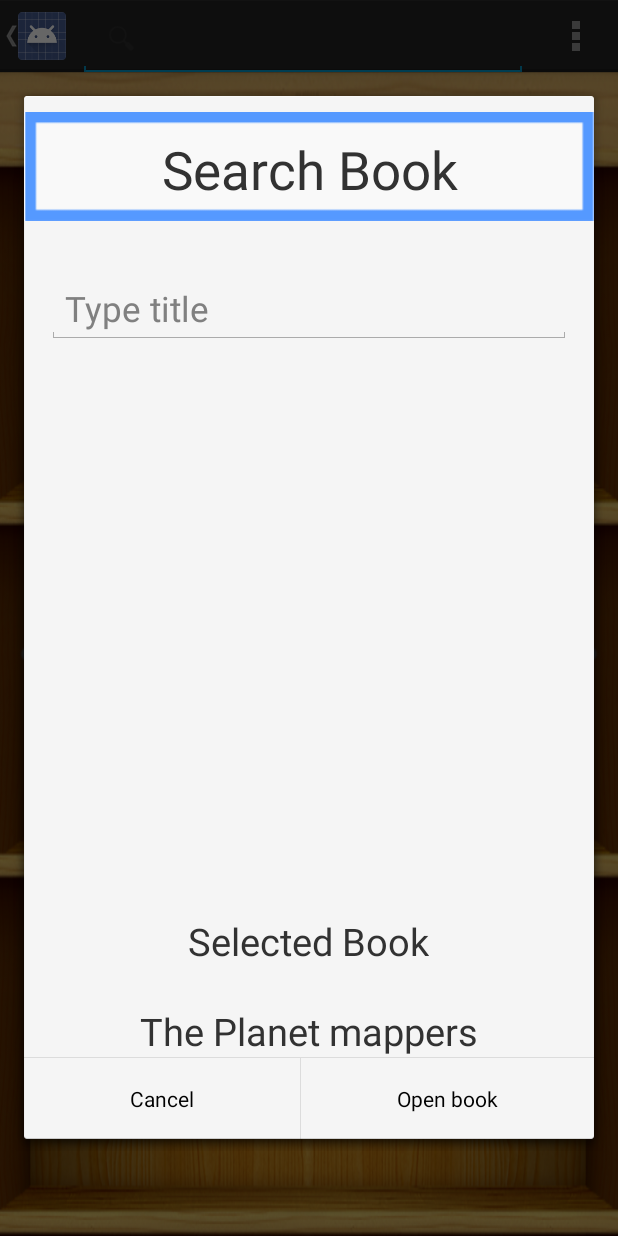
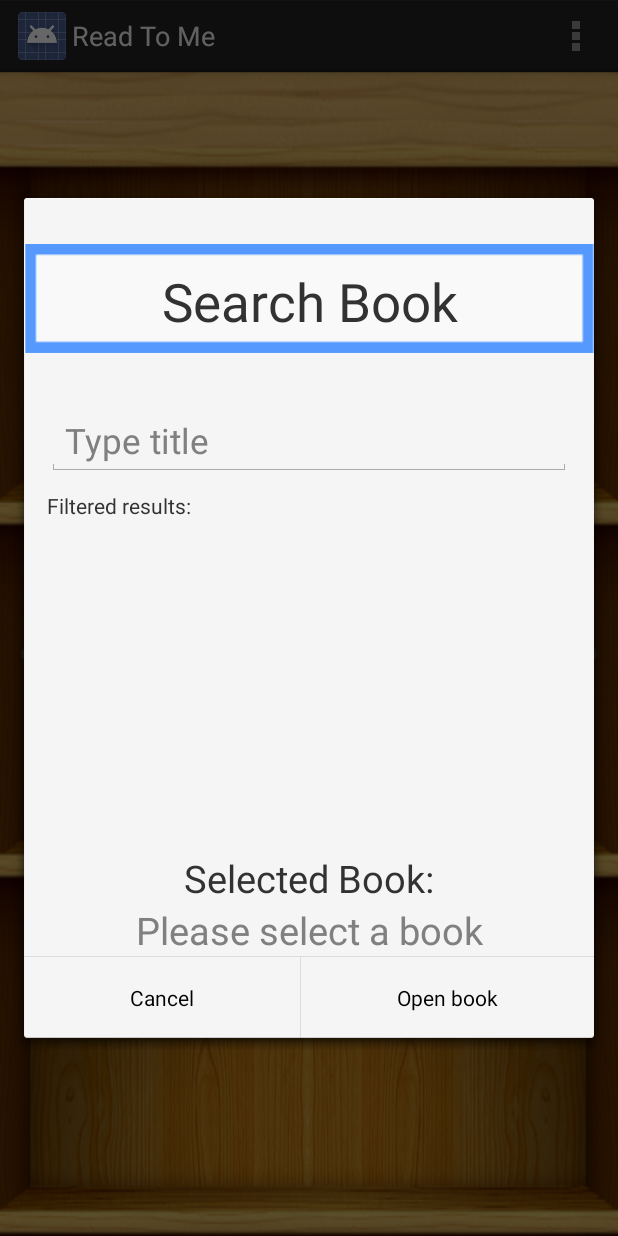
Before and after one commit to sam321pbs/ReadToMe, an Android app: the screen it shows after launch (MyLibraryActivity), in the options menu, after a tap on "Search book", on a phone screen of 412 x 824 dp. Run offline under Robolectric (Android 15) with nearby library versions, the phone set to English and light mode, and no system bars.

Commit message:
Fixed bugs with search book feature

```diff
--- a/app/src/main/java/com/example/sammengistu/readtome/fragments/MyLibraryFragment.java
+++ b/app/src/main/java/com/example/sammengistu/readtome/fragments/MyLibraryFragment.java
@@ -9,8 +9,6 @@ import com.example.sammengistu.readtome.models.Library;
 
 import android.app.AlertDialog;
 import android.app.ProgressDialog;
-import android.app.SearchManager;
-import android.content.Context;
 import android.content.DialogInterface;
 import android.content.Intent;
 import android.graphics.Bitmap;
@@ -18,6 +16,7 @@ import android.graphics.Color;
 import android.os.AsyncTask;
 import android.os.Bundle;
 import android.support.v4.app.Fragment;
+import android.util.Log;
 import android.view.LayoutInflater;
 import android.view.Menu;
 import android.view.MenuInflater;
@@ -25,7 +24,6 @@ import android.view.MenuItem;
 import android.view.View;
 import android.view.ViewGroup;
 import android.widget.ImageView;
-import android.widget.SearchView;
 import android.widget.TextView;
 import android.widget.Toast;
 
@@ -40,6 +38,8 @@ public class MyLibraryFragment extends Fragment {
 
     public static final String BOOK_ID = "Book Id";
     public static final String LIBRARY_PAGE_NUMBER = "Library page number";
+
+    private static final int GET_TITLE = 1;
     private final int GET_DELETE_OPTION = 2;
 
     private ImageView mBookOneImage;
@@ -473,13 +473,6 @@ public class MyLibraryFragment extends Fragment {
         super.onCreateOptionsMenu(menu, inflater);
         inflater.inflate(R.menu.menu_library, menu);
 
-        // Associate searchable configuration with the SearchView
-        SearchManager searchManager =
-            (SearchManager) getActivity().getSystemService(Context.SEARCH_SERVICE);
-        SearchView searchView =
-            (SearchView) menu.findItem(R.id.search).getActionView();
-        searchView.setSearchableInfo(
-            searchManager.getSearchableInfo(getActivity().getComponentName()));
     }
 
     @Override
@@ -494,6 +487,8 @@ public class MyLibraryFragment extends Fragment {
             case R.id.menu_search_book:
 
                 SearchDialog searchDialog = SearchDialog.newInstance(getAllBookFileNames());
+                searchDialog.setTargetFragment(MyLibraryFragment.this,
+                    GET_TITLE);
                 searchDialog.show(getActivity().getSupportFragmentManager(), "SearchDialog");
                 return true;
 
@@ -511,6 +506,22 @@ public class MyLibraryFragment extends Fragment {
                 deleteSelectedBook();
             }
         }
+
+        if (requestCode == GET_TITLE){
+
+            Log.i("Library", "in");
+            String selectedTitle = data.getStringExtra(SearchDialog.SELECTED_BOOK);
+
+            for (Book book : mMyLibraryBooks){
+                if (book.getEPubFile().getName().equals(selectedTitle)){
+                    Intent intent = new Intent(getActivity(), PagesActivity.class);
+                    intent.putExtra(BOOK_ID, book.getBookId());
+                    intent.putExtra(LIBRARY_PAGE_NUMBER, mLibraryPage);
+                    intent.setFlags(Intent.FLAG_ACTIVITY_NEW_TASK | Intent.FLAG_ACTIVITY_CLEAR_TASK);
+                    startActivity(intent);
+                }
+            }
+        }
     }
 
     private void deleteSelectedBook() {
@@ -518,7 +529,6 @@ public class MyLibraryFragment extends Fragment {
             .get(bookToDelete).getEPubFile().getAbsolutePath());
 
         if (fileToDelete.delete()){
-
             mMyLibraryBooks.remove(bookToDelete);
             new LoadBookCoversFromEpubFiles().execute();
         }
--- a/app/src/main/java/com/example/sammengistu/readtome/fragments/PageFragment.java
+++ b/app/src/main/java/com/example/sammengistu/readtome/fragments/PageFragment.java
@@ -1003,7 +1003,8 @@ public class PageFragment extends Fragment {
             case R.id.menu_select_chapter:
                 ChaptersDialog chaptersDialog = ChaptersDialog.newInstance(mChaptersOfTheBookName,
                     mChaptersOfTheBookPageNum);
-                chaptersDialog.setTargetFragment(PageFragment.this, GET_CHAPTER_NUMBER);
+                chaptersDialog.setTargetFragment(PageFragment.this,
+                    GET_CHAPTER_NUMBER);
 
                 chaptersDialog.show(fm, ChaptersDialog.SELECT_CHAPTER);
 
--- a/app/src/main/java/com/example/sammengistu/readtome/fragments/SearchDialog.java
+++ b/app/src/main/java/com/example/sammengistu/readtome/fragments/SearchDialog.java
@@ -4,6 +4,8 @@ import com.example.sammengistu.readtome.R;
 
 import android.app.AlertDialog;
 import android.app.Dialog;
+import android.content.DialogInterface;
+import android.content.Intent;
 import android.os.Bundle;
 import android.support.annotation.NonNull;
 import android.support.v4.app.DialogFragment;
@@ -11,6 +13,7 @@ import android.text.Editable;
 import android.text.TextWatcher;
 import android.view.View;
 import android.view.ViewGroup;
+import android.widget.AdapterView;
 import android.widget.ArrayAdapter;
 import android.widget.EditText;
 import android.widget.ListView;
@@ -19,14 +22,15 @@ import android.widget.TextView;
 import java.util.ArrayList;
 import java.util.List;
 
-/**
- * Created by SamMengistu on 2/5/16.
- */
+
 public class SearchDialog  extends DialogFragment {
 
     private static final String ALL_BOOK_FILE_NAMES = "All Book File Names";
+    public static final String SELECTED_BOOK = "selected book";
+    private static final int BOOK_SELECTED = 1010;
     private List<String> mAllBookFileNames;
     private List<String> mFilteredFileNames;
+    private int mBookPosition;
 
     @NonNull
     @Override
@@ -59,16 +63,56 @@ public class SearchDialog  extends DialogFragment {
 
                 //TODO: set Up algorithm and update list
 
+                mFilteredFileNames.clear();
 
-                listView.setAdapter(new SearchListAdapter(mAllBookFileNames));
+                for (String title : mAllBookFileNames){
+                    if (doesItContainWord(title, s.toString())){
+                        mFilteredFileNames.add(title);
+                    }
+                }
+
+                listView.setAdapter(new SearchListAdapter(mFilteredFileNames));
             }
         });
 
+        final TextView selectedTitle = (TextView)searchView
+            .findViewById(R.id.dialog_selected_book_box);
+
+        listView.setOnItemClickListener(new AdapterView.OnItemClickListener() {
+            @Override
+            public void onItemClick(AdapterView<?> parent, View view, int position, long id) {
+                selectedTitle.setText(mFilteredFileNames
+                    .get(position).replaceAll(".epub", ""));
+                mBookPosition = position;
+            }
+        });
         return new AlertDialog.Builder(getActivity())
             .setView(searchView)
-            .setPositiveButton("Open book", null)
+            .setPositiveButton("Open book", new DialogInterface.OnClickListener() {
+                @Override
+                public void onClick(DialogInterface dialog, int which) {
+                    sendResult(BOOK_SELECTED, mFilteredFileNames.get(mBookPosition));
+                }
+            })
             .setNegativeButton("Cancel", null)
             .create();
+    }
+
+    private boolean doesItContainWord(String title , String s){
+
+        return title.toLowerCase().contains(s.toLowerCase());
+    }
+
+    private void sendResult(int resultCode, String title) {
+        if (getTargetFragment() == null) {
+            return;
+        }
+
+        Intent intent = new Intent();
+        intent.putExtra(SELECTED_BOOK, title);
+
+        getTargetFragment()
+            .onActivityResult(getTargetRequestCode(), resultCode, intent);
     }
 
     public class SearchListAdapter extends ArrayAdapter<String> {
@@ -88,9 +132,12 @@ public class SearchDialog  extends DialogFragment {
             TextView chapterLabelTextView = (TextView)
                 convertView.findViewById(R.id.chapter_number);
 
+            String removeEPub = getActivity().getString(R.string.epub_name);
+
             String labelForChapter = mFilteredFileNames.get(position);
 
-            chapterLabelTextView.setText(labelForChapter);
+            chapterLabelTextView.setText(labelForChapter
+                .replaceAll(removeEPub, ""));
 
             return convertView;
         }
--- a/app/src/main/res/layout/search_dialog.xml
+++ b/app/src/main/res/layout/search_dialog.xml
@@ -1,14 +1,16 @@
 <?xml version="1.0" encoding="utf-8"?>
 <RelativeLayout xmlns:android="http://schemas.android.com/apk/res/android"
                 android:layout_width="wrap_content"
-                android:layout_height="wrap_content">
+                android:layout_height="wrap_content"
+                android:layout_marginBottom="25dp">
 
     <ImageView
             android:id="@+id/dialog_search_background"
             android:layout_width="match_parent"
             android:layout_height="wrap_content"
             android:src="@drawable/definition_word_box"
-            android:contentDescription="Image used to surround word being looked up"/>
+            android:contentDescription="Image used to surround word being looked up"
+            android:layout_marginTop="20dp"/>
 
     <TextView
             android:id="@+id/dialog_search_title"
@@ -16,24 +18,32 @@
             android:layout_height="wrap_content"
             android:gravity="center_horizontal"
             android:textSize="35sp"
-            android:layout_marginTop="25dp"
-            android:text="Search Book"/>
+            android:layout_marginTop="45dp"
+            android:text="@string/search_book_title"/>
 
     <EditText android:layout_width="match_parent"
               android:layout_height="wrap_content"
               android:layout_below="@id/dialog_search_background"
-              android:hint="Type title"
+              android:hint="@string/hint_type"
               android:layout_marginLeft="15dp"
               android:layout_marginRight="15dp"
               android:layout_marginTop="25dp"
               android:textSize="23sp"
               android:id="@+id/dialog_search_edit_text"/>
 
+    <TextView android:layout_width="wrap_content"
+              android:layout_height="wrap_content"
+              android:text="@string/filtered_results"
+              android:layout_below="@id/dialog_search_edit_text"
+              android:layout_marginTop="10dp"
+              android:layout_marginLeft="15dp"
+              android:layout_marginBottom="18dp"/>
+
     <ListView
             android:id="@android:id/list"
             android:layout_width="wrap_content"
-            android:layout_height="330dp"
-            android:layout_marginTop="25dp"
+            android:layout_height="190dp"
+            android:layout_marginTop="35dp"
             android:layout_marginLeft="15dp"
             android:layout_marginRight="15dp"
             android:layout_below="@+id/dialog_search_edit_text">
@@ -44,19 +54,18 @@
               android:layout_height="wrap_content"
               android:id="@+id/dialog_selected_book_title"
               android:layout_below="@android:id/list"
-              android:text="Selected Book"
+              android:text="@string/selected_book_title"
               android:textSize="25sp"
               android:layout_marginTop="25dp"
-              android:layout_centerHorizontal="true"/>
+              android:layout_centerInParent="true"/>
 
-    <TextView android:layout_width="wrap_content"
+    <TextView android:layout_width="match_parent"
               android:layout_height="wrap_content"
               android:id="@+id/dialog_selected_book_box"
               android:layout_below="@+id/dialog_selected_book_title"
-              android:text="The Planet mappers"
               android:textSize="25sp"
-              android:layout_marginTop="25dp"
-              android:layout_centerHorizontal="true"/>
+              android:hint="@string/hint_select_book"
+              android:gravity="center"/>
 
 
 </RelativeLayout>
--- a/app/src/main/res/menu/menu_library.xml
+++ b/app/src/main/res/menu/menu_library.xml
@@ -4,21 +4,13 @@
       xmlns:tools="http://schemas.android.com/tools"
       tools:context="com.example.sammengistu.readtome.activities.MyLibraryActivity">
 
-    <item
-            android:id="@+id/menu_help_library"
-            android:title="@string/help_library"
-            android:orderInCategory="100"
-            app:showAsAction="ifRoom|always"/>
-
-    <item android:id="@+id/search"
-          android:title="@string/search_title"
-          android:icon="@android:drawable/ic_menu_search"
-          android:showAsAction="collapseActionView|ifRoom"
-          android:actionViewClass="android.widget.SearchView" />
+    <item android:id="@+id/menu_help_library"
+          android:title="@string/help_library"
+          android:orderInCategory="100"/>
 
     <item android:id="@+id/menu_search_book"
-          android:title="Search book"
-          app:showAsAction="ifRoom|always"
-          android:orderInCategory="100"/>
+          android:title="@string/menu_search_book_title"
+          android:icon="@android:drawable/ic_menu_search"
+          app:showAsAction="always"/>
 
 </menu>
--- a/app/src/main/res/values/strings.xml
+++ b/app/src/main/res/values/strings.xml
@@ -70,4 +70,10 @@
     <string name="help_library">Help</string>
     <string name="search_title">Search</string>
     <string name="search_hint">Type name of boook</string>
+    <string name="search_book_title">Search Book</string>
+    <string name="hint_type">Type title</string>
+    <string name="filtered_results">Filtered results:</string>
+    <string name="selected_book_title">Selected Book:</string>
+    <string name="hint_select_book">Please select a book</string>
+    <string name="menu_search_book_title">Search book</string>
 </resources>
```
Also changed, not shown: app/src/main/AndroidManifest.xml (+0 -11 lines), app/src/main/java/com/example/sammengistu/readtome/LibraryDataSource.java (deleted, +0 -90 lines), app/src/main/java/com/example/sammengistu/readtome/LibraryHelper.java (deleted, +0 -47 lines), app/src/main/java/com/example/sammengistu/readtome/activities/SearchBookActivity.java (deleted, +0 -34 lines).
